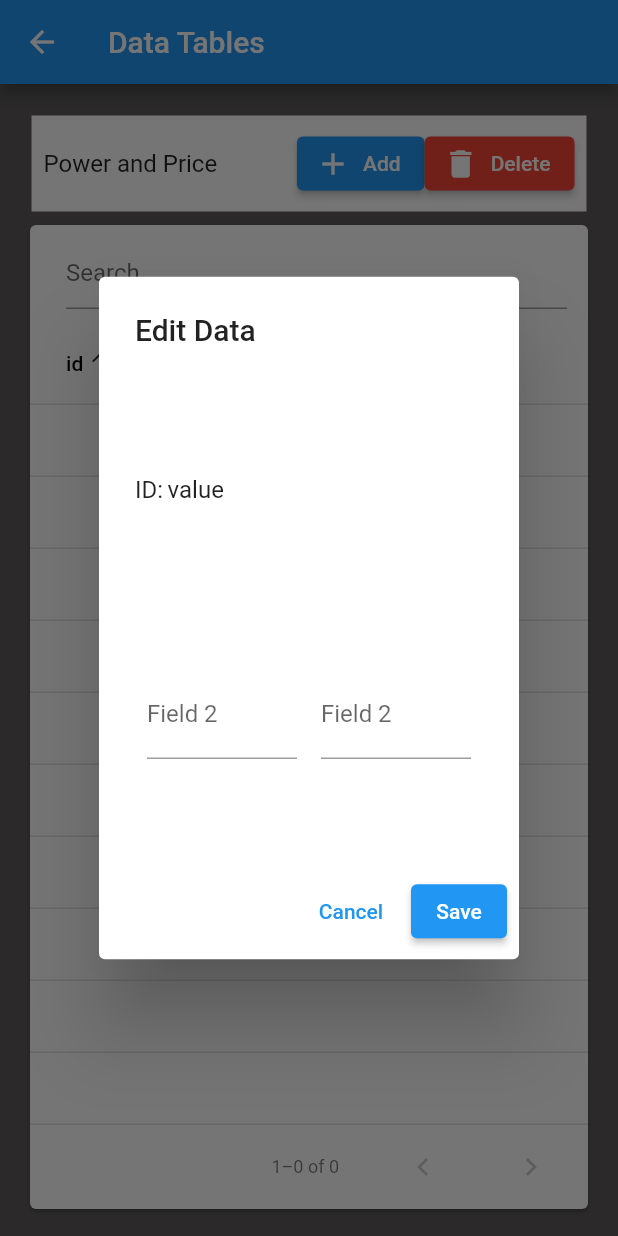
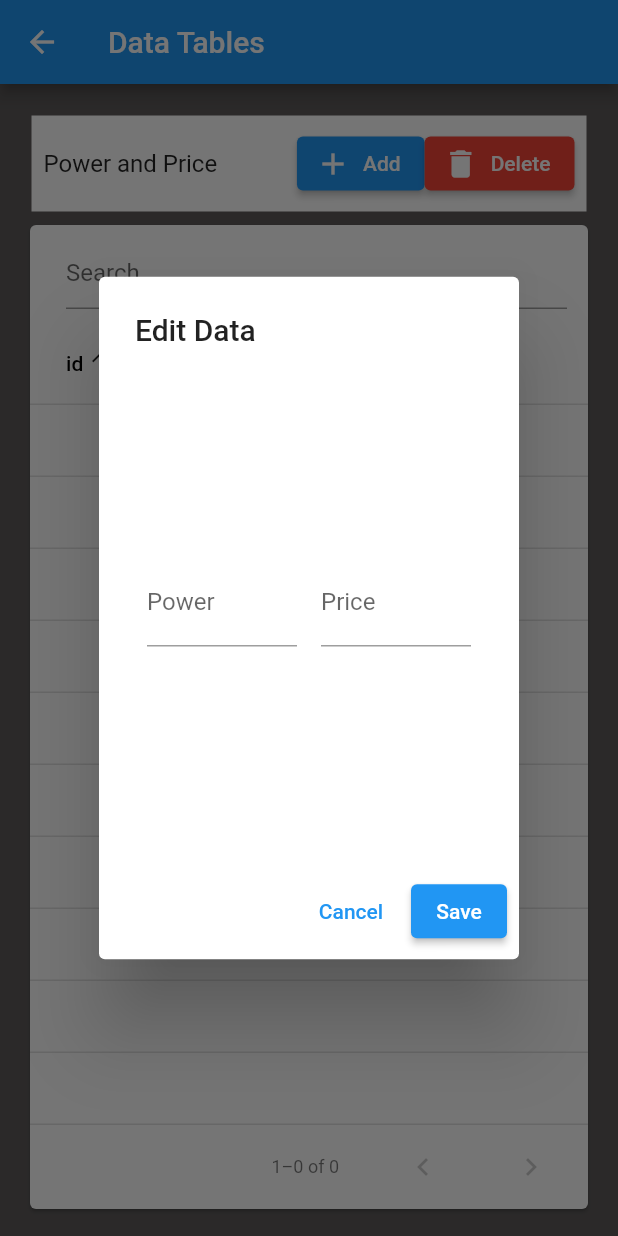
Before and after one commit to mukhlish95/Flutter-paginate-datatable-crud-api, a Flutter app: the PageDataTable screen opened by its route, after a tap on "Add", on a phone screen of 412 x 824 dp. Run offline on Flutter 3.47's test engine with Material 2 defaults, Android fonts, the phone set to English and light mode, and no system bars; our stand-ins replace dio, get; network calls fail.

Commit message:
fix edit and update

```diff
--- a/lib/controllers/page_datatable_controller.dart
+++ b/lib/controllers/page_datatable_controller.dart
@@ -1,12 +1,19 @@
+import 'dart:math';
+
+import 'package:flutter/src/material/data_table.dart';
+import 'package:flutter/widgets.dart';
 import 'package:get/get.dart';
 import 'package:tutor_api2/models/page_datatable_model.dart';
+import 'package:tutor_api2/screens/add_dialog_screen.dart';
 
 import '../apis/page_data_api.dart';
+import '../screens/edit_dialog_screen.dart';
 
 class PageDataTableController extends GetxController {
   var sortAscending = true.obs;
   var sortColumnIndex = 0.obs;
   var isLoading = true.obs;
+
   //list of data
   RxList dataList = <PageDatatableModel>[].obs;
   //list of selected data id
@@ -21,14 +28,29 @@ class PageDataTableController extends GetxController {
   RxString query = "".obs;
   RxString filterList = "".obs;
   RxList filteredData = [].obs;
+  RxInt power = 0.obs;
+  RxInt price = 0.obs;
+  Rxn<TextEditingController> powerTextController =
+      Rxn<TextEditingController>(TextEditingController());
+  Rxn<TextEditingController> priceTextController =
+      Rxn<TextEditingController>(TextEditingController());
+  int btnId = 0;
+  //declare for edit
+  int editPower = 0;
+  int editPrice = 0;
+  //declare for update
+  int updatePower = 0;
+  int updatePrice = 0;
 
   @override
   void onInit() {
     super.onInit();
+
     fetchData();
   }
 
   void fetchData() async {
+    // print(editForm_1.text);
     try {
       isLoading(true);
       if (filteredData.isEmpty && searchQuery.isNotEmpty) {
@@ -47,6 +69,40 @@ class PageDataTableController extends GetxController {
     } finally {
       isLoading(false);
     }
+  }
+
+  void addData() async {
+    // print(powerTextController.value?.text);
+    // create an instance of the PageDatatableApis class
+// call the addApiData method on the instance
+    await PageDatatableApis.addApiData();
+    Get.smartManagement;
+    filteredData.clear();
+    // dataList.refresh();
+    fetchData();
+    Get.back();
+  }
+
+  void editData(id) async {
+    final responseEdit = await PageDatatableApis.editData(id);
+    // print(query);
+    btnId = id;
+    editPower = responseEdit["electric"]["power"];
+    editPrice = responseEdit["electric"]["price"];
+    updatePower = editPower;
+    updatePrice = editPrice;
+    // print(updatePower);
+    editDataDialog();
+  }
+
+  void updateData(id) async {
+    await PageDatatableApis.updateData(id);
+    btnId = id;
+    // responseUpdate["electric"]["power"] = 12;
+    // responseUpdate["electric"]["price"] = 12;
+    filteredData.clear();
+    fetchData();
+    Get.back();
   }
 
   void setSearchQuery(String searhValue) {
@@ -71,39 +127,6 @@ class PageDataTableController extends GetxController {
       // print(filteredData);
     }
   }
-
-  // void setSearchQuery(String searchQuery) {
-  //   // print(setS);
-  //   if (searchQuery.isEmpty) {
-  //     filteredData = dataList;
-  //     // print(searchQuery + "atas");
-  //   } else {
-  //     // print(searchQuery + "bawah");
-  //     filteredData = RxList(dataList.where((item) {
-  //       final itemPower = item.power.toString().toLowerCase();
-  //       final itemPrice = item.price.toString().toLowerCase();
-  //       final queryLower = searchQuery.toLowerCase();
-  //       return itemPower.contains(queryLower) || itemPrice.contains(queryLower);
-  //     }).toList());
-  //     // dataList.assignAll(filteredData);
-  //   }
-  // filteredData.refresh();
-// }
-
-  // List get filteredData {
-  //   if (searchQuery.isEmpty) {
-  //     print(searchQuery.value);
-  //     return dataList;
-  //   } else {
-  //     print(searchQuery + "bawah");
-  //     return dataList.where((item) {
-  //       final itemPower = item.power.toString().toLowerCase();
-  //       final itemPrice = item.price.toString().toLowerCase();
-  //       final queryLower = searchQuery.toLowerCase();
-  //       return itemPower.contains(queryLower) || itemPrice.contains(queryLower);
-  //     }).toList();
-  //   }
-  // }
 
   void sort(int columnIndex, bool ascending) {
     // print(searchQuery);
@@ -130,7 +153,7 @@ class PageDataTableController extends GetxController {
       fetchData();
       rowIndex.clear();
       rowSelect.clear();
-      print(rowIndex);
+      // print(rowIndex);
     }
   }
 }
--- a/lib/screens/add_dialog_screen.dart
+++ b/lib/screens/add_dialog_screen.dart
@@ -1,7 +1,11 @@
 import 'package:flutter/material.dart';
+import 'package:flutter/services.dart';
 import 'package:get/get.dart';
+import 'package:tutor_api2/controllers/page_datatable_controller.dart';
 
 void addDataDialog() {
+  final PageDataTableController _controller =
+      Get.put(PageDataTableController());
   Get.dialog(
     AlertDialog(
       title: Text('Edit Data'),
@@ -18,32 +22,19 @@ void addDataDialog() {
                   height: 16,
                   child: Row(
                     children: [
-                      SelectableText("ID:"),
-                      SelectableText("value"
-                          // initialValue: _myData.field1,
-                          // decoration: InputDecoration(labelText: 'id'),
-                          // readOnly: true,
-                          // validator: (value) => value.isEmpty ? 'Please enter a value' : null,
-                          // onSaved: (value) => _myData.field1 = value,
-                          ),
-                    ],
-                  ),
-                ),
-              ),
-              Expanded(
-                flex: 2,
-                child: SizedBox(
-                  height: 16,
-                  child: Row(
-                    children: [
                       Expanded(
                         child: Padding(
                           padding: const EdgeInsets.all(8.0),
                           child: TextFormField(
+                            controller: _controller.powerTextController.value,
+                            keyboardType: TextInputType.number,
                             // initialValue: _myData.field1,
-                            decoration: InputDecoration(labelText: 'Field 2'),
+                            decoration: InputDecoration(labelText: 'Power'),
+                            inputFormatters: <TextInputFormatter>[
+                              FilteringTextInputFormatter.digitsOnly
+                            ],
                             // validator: (value) => value.isEmpty ? 'Please enter a value' : null,
-                            // onSaved: (value) => _myData.field1 = value,
+                            onSaved: (power) => _controller.addData(),
                           ),
                         ),
                       ),
@@ -51,10 +42,15 @@ void addDataDialog() {
                         child: Padding(
                           padding: const EdgeInsets.all(8.0),
                           child: TextFormField(
+                            controller: _controller.priceTextController.value,
                             // initialValue: _myData.field1,
-                            decoration: InputDecoration(labelText: 'Field 2'),
+                            keyboardType: TextInputType.number,
+                            decoration: InputDecoration(labelText: 'Price'),
+                            inputFormatters: <TextInputFormatter>[
+                              FilteringTextInputFormatter.digitsOnly
+                            ],
                             // validator: (value) => value.isEmpty ? 'Please enter a value' : null,
-                            // onSaved: (value) => _myData.field1 = value,
+                            onSaved: (price) => _controller.addData(),
                           ),
                         ),
                       ),
@@ -72,7 +68,7 @@ void addDataDialog() {
           child: Text('Cancel'),
         ),
         ElevatedButton(
-          onPressed: () => Get.back(),
+          onPressed: () => _controller.addData(),
           child: Text('Save'),
         ),
       ],
--- a/lib/screens/home_screen.dart
+++ b/lib/screens/home_screen.dart
@@ -10,7 +10,7 @@ class HomeScreen extends StatelessWidget {
       // appBar: AppBar(),
       body: Center(
         child: Column(children: [
-          Text("HOme"),
+          Text("Home"),
           ElevatedButton(
               onPressed: () => Get.toNamed('/datatable'),
               child: Text("Ke Datatable")),
--- a/pubspec.yaml
+++ b/pubspec.yaml
@@ -41,6 +41,7 @@ dependencies:
   fl_chart: ^0.61.0
   advanced_datatable: ^0.0.8
   auto_reload: ^1.1.0
+  dio: ^5.1.1
 
 dev_dependencies:
   flutter_test:
```
Also changed, not shown: lib/Source/page_datatable_source.dart (+7 -3 lines), lib/apis/page_data_api.dart (+66 -0 lines), lib/screens/edit_dialog_screen.dart (+37 -17 lines), pubspec.lock.
